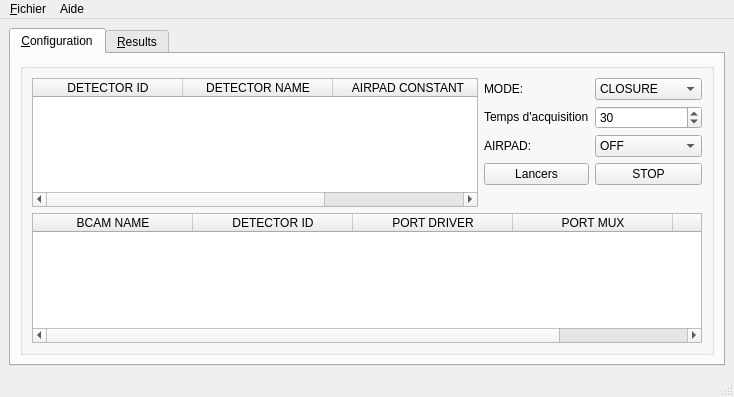
Above: ADEPO/ATLAS_BCAM.ui from CERN/atlas-adepo before the change. Below: the same form after it.
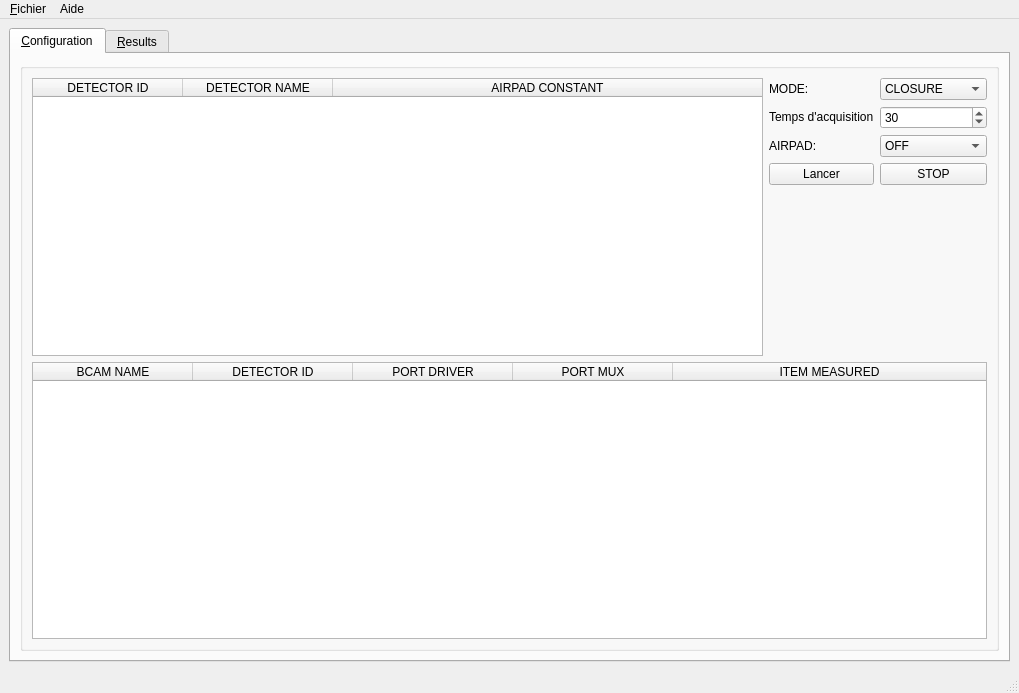
That is the form after the change. Icons and pictures are not drawn.

Diff of the .ui file:
```diff
--- a/ADEPO/ATLAS_BCAM.ui
+++ b/ADEPO/ATLAS_BCAM.ui
@@ -6,8 +6,8 @@
    <rect>
     <x>0</x>
     <y>0</y>
-    <width>734</width>
-    <height>397</height>
+    <width>1019</width>
+    <height>693</height>
    </rect>
   </property>
   <property name="sizeIncrement">
@@ -196,7 +196,7 @@
                  <item row="3" column="0">
                   <widget class="QPushButton" name="Boutton_lancer">
                    <property name="text">
-                    <string>Lancers</string>
+                    <string>Lancer</string>
                    </property>
                   </widget>
                  </item>
@@ -501,7 +501,7 @@
     <rect>
      <x>0</x>
      <y>0</y>
-     <width>734</width>
+     <width>1019</width>
      <height>22</height>
     </rect>
    </property>
```
